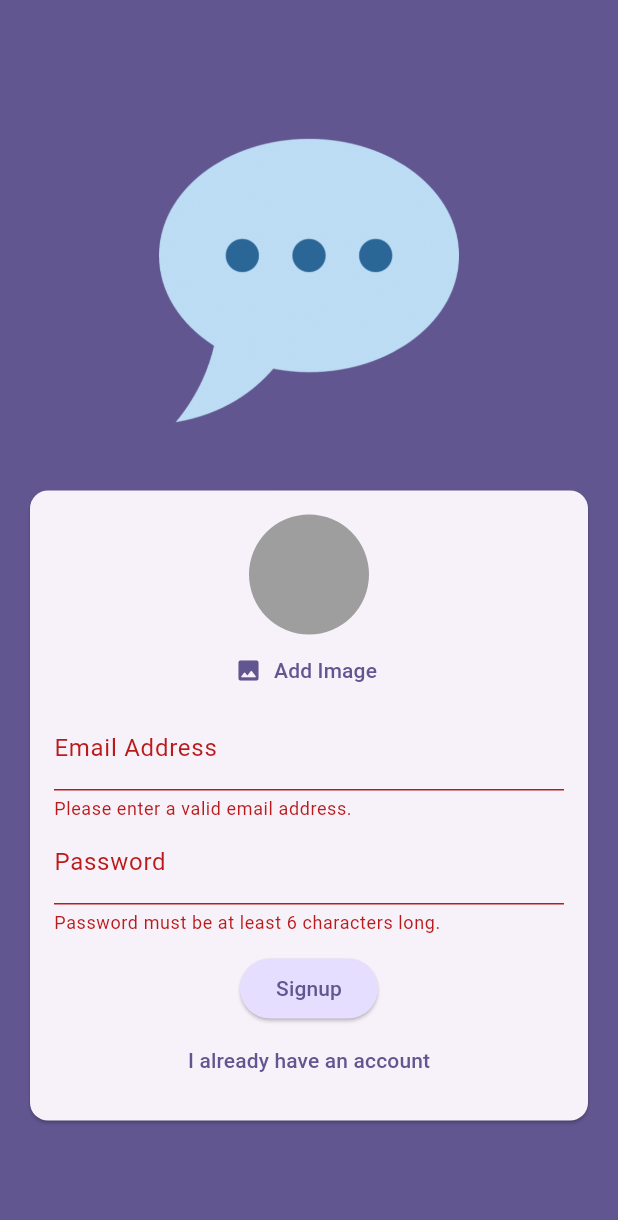
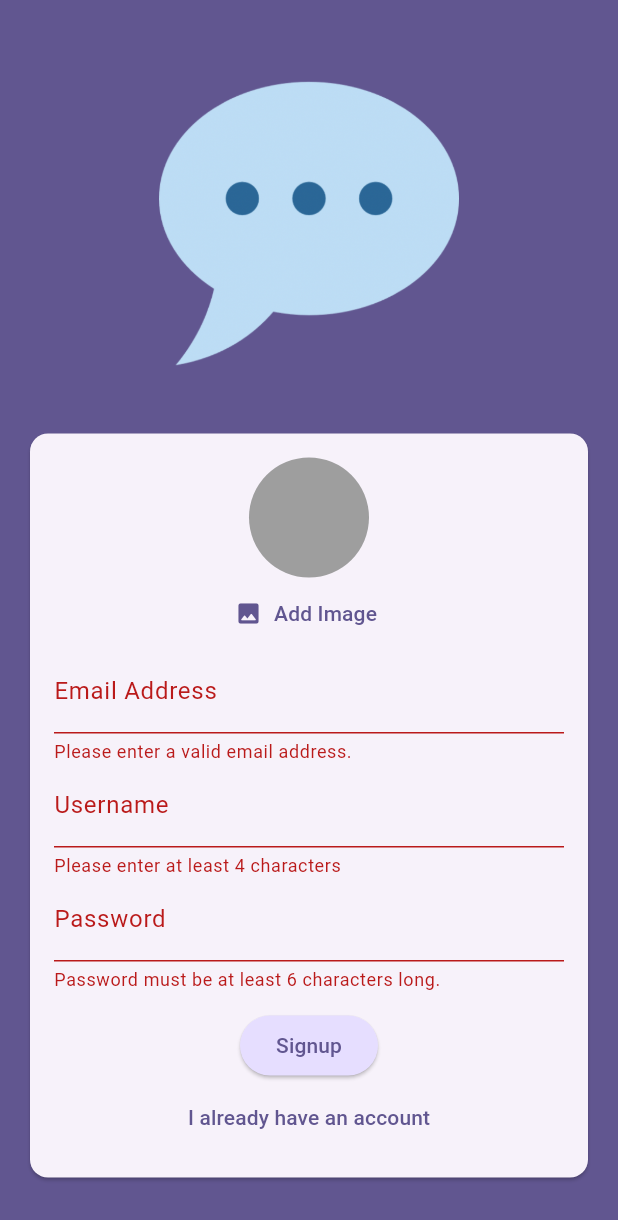
Before and after one commit to husseinalshargi/advanced_flutter_chat_app, a Flutter app: the screen it shows after launch, after a tap on "Login", after a tap on "Create an account", after a tap on "Signup", on a phone screen of 412 x 824 dp. Shown: the top 1220 px of the screen. Run offline on Flutter 3.47's test engine with Material 3 defaults, Android fonts, the phone set to English and light mode, and no system bars; our stand-ins replace cloud_firestore, firebase_auth, firebase_core, flutter_dotenv, image_picker, supabase_flutter; accounts and stored records are empty.

Commit message:
adjust auth to take a username

```diff
--- a/lib/screens/auth.dart
+++ b/lib/screens/auth.dart
@@ -1,6 +1,7 @@
 import 'dart:io';
 
 import 'package:advanced_chat_app/widgets/user_image_picker.dart';
+import 'package:cloud_firestore/cloud_firestore.dart';
 import 'package:flutter/material.dart';
 import 'package:firebase_auth/firebase_auth.dart';
 import 'package:supabase_flutter/supabase_flutter.dart';
@@ -23,6 +24,7 @@
   var _isLogin = true;
   var _enteredEmail = '';
   var _enteredPassword = '';
+  var _enteredUsername = '';
   File? _selectedImage;
   var _isAuthenticating = false;
 
@@ -87,7 +89,14 @@
             .from('user_images')
             .getPublicUrl(fullPath);
 
-        print(imageUrl);
+        await FirebaseFirestore.instance
+            .collection('users')
+            .doc(userCredentials.user!.uid)
+            .set({
+              'username': _enteredUsername,
+              'email': _enteredEmail,
+              'image_url': imageUrl,
+            });
       }
     } on FirebaseAuthException catch (error) {
       ScaffoldMessenger.of(context).clearSnackBars();
@@ -154,6 +163,24 @@
                               _enteredEmail = newValue!;
                             },
                           ),
+                          if (!_isLogin)
+                            TextFormField(
+                              decoration: const InputDecoration(
+                                labelText: 'Username',
+                              ),
+                              enableSuggestions: false,
+                              validator: (value) {
+                                if (value == null ||
+                                    value.trim().isEmpty ||
+                                    value.trim().length < 4) {
+                                  return "Please enter at least 4 characters";
+                                }
+                                return null;
+                              },
+                              onSaved: (newValue) {
+                                _enteredUsername = newValue!;
+                              },
+                            ),
                           TextFormField(
                             decoration: const InputDecoration(
                               labelText: 'Password',
```
Also changed, not shown: 1 other file.
